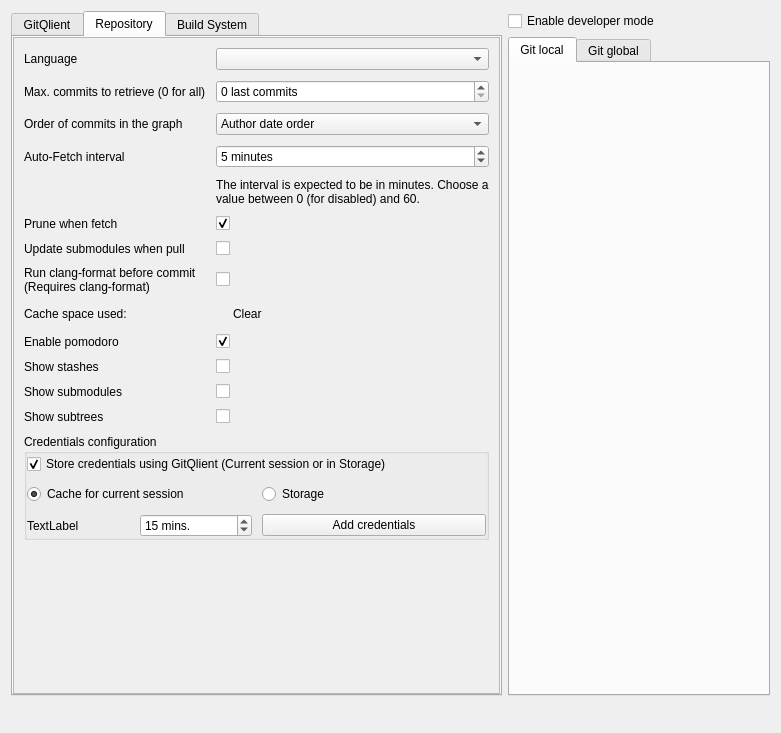
The window that src/big_widgets/ConfigWidget.ui (francescmm/GitQlient) describes before a commit, drawn with Qt 5.
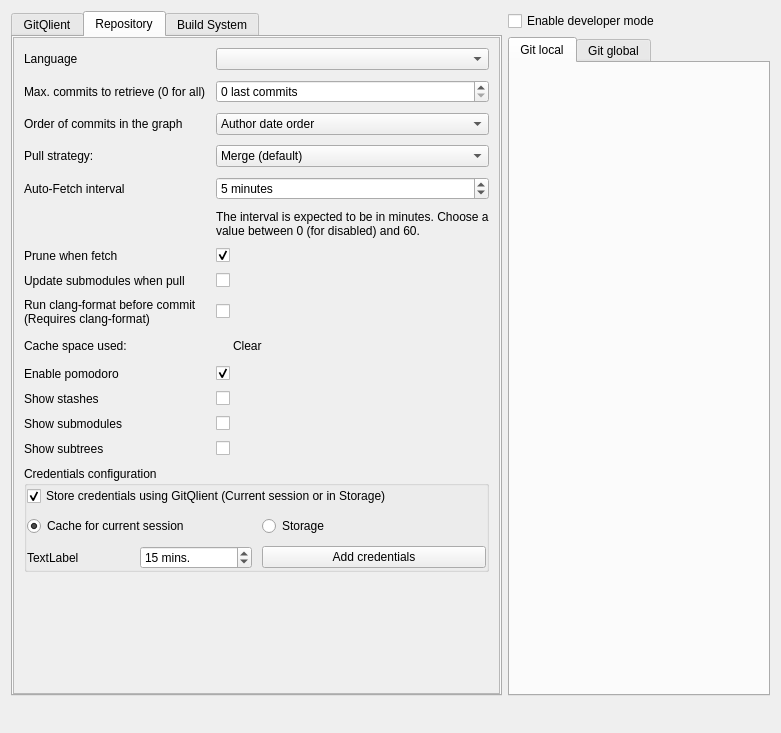
The same window after the commit. The open tabs and pages were chosen to show the change. Custom widgets are drawn as their Qt base class.

Commit message: #220 Adding pull strategy as option

Diff of the .ui file:
```diff
--- a/src/big_widgets/ConfigWidget.ui
+++ b/src/big_widgets/ConfigWidget.ui
@@ -261,8 +261,8 @@
            <rect>
             <x>0</x>
             <y>0</y>
-            <width>565</width>
-            <height>654</height>
+            <width>551</width>
+            <height>666</height>
            </rect>
           </property>
           <layout class="QVBoxLayout" name="verticalLayout_2">
@@ -299,254 +299,14 @@
               <property name="spacing">
                <number>10</number>
               </property>
-              <item row="2" column="1">
-               <widget class="QComboBox" name="cbLogOrder">
-                <item>
-                 <property name="text">
-                  <string>Author date order</string>
-                 </property>
-                </item>
-                <item>
-                 <property name="text">
-                  <string>Date order</string>
-                 </property>
-                </item>
-                <item>
-                 <property name="text">
-                  <string>Topo order</string>
-                 </property>
-                </item>
-               </widget>
-              </item>
-              <item row="5" column="0">
-               <widget class="QLabel" name="label_6">
-                <property name="text">
-                 <string>Prune when fetch</string>
-                </property>
-               </widget>
-              </item>
-              <item row="7" column="0">
-               <widget class="QLabel" name="labelClangFormat">
-                <property name="text">
-                 <string>&lt;html&gt;&lt;head/&gt;&lt;body&gt;&lt;p&gt;Run clang-format before commit&lt;br/&gt;(Requires clang-format)&lt;/p&gt;&lt;/body&gt;&lt;/html&gt;</string>
-                </property>
-               </widget>
-              </item>
-              <item row="11" column="0">
-               <widget class="QLabel" name="label_17">
-                <property name="text">
-                 <string>Show submodules</string>
-                </property>
-               </widget>
-              </item>
-              <item row="10" column="1">
-               <widget class="CheckBox" name="cbStash">
-                <property name="text">
-                 <string/>
-                </property>
-               </widget>
-              </item>
-              <item row="14" column="0">
-               <spacer name="verticalSpacer_3">
-                <property name="orientation">
-                 <enum>Qt::Vertical</enum>
-                </property>
-                <property name="sizeHint" stdset="0">
-                 <size>
-                  <width>20</width>
-                  <height>40</height>
-                 </size>
-                </property>
-               </spacer>
-              </item>
-              <item row="8" column="0">
-               <widget class="QLabel" name="label_5">
-                <property name="text">
-                 <string>Cache space used:</string>
-                </property>
-               </widget>
-              </item>
-              <item row="3" column="0">
+              <item row="4" column="0">
                <widget class="QLabel" name="label_12">
                 <property name="text">
                  <string>Auto-Fetch interval</string>
                 </property>
                </widget>
               </item>
-              <item row="12" column="0">
-               <widget class="QLabel" name="label_18">
-                <property name="text">
-                 <string>Show subtrees</string>
-                </property>
-               </widget>
-              </item>
-              <item row="0" column="1">
-               <widget class="QComboBox" name="cbTranslations"/>
-              </item>
-              <item row="5" column="1">
-               <widget class="CheckBox" name="pruneOnFetch">
-                <property name="text">
-                 <string/>
-                </property>
-                <property name="checked">
-                 <bool>true</bool>
-                </property>
-               </widget>
-              </item>
-              <item row="10" column="0">
-               <widget class="QLabel" name="label_16">
-                <property name="text">
-                 <string>Show stashes</string>
-                </property>
-               </widget>
-              </item>
-              <item row="9" column="0">
-               <widget class="QLabel" name="label_13">
-                <property name="text">
-                 <string>Enable pomodoro</string>
-                </property>
-               </widget>
-              </item>
-              <item row="8" column="1">
-               <layout class="QHBoxLayout" name="horizontalLayout">
-                <property name="spacing">
-                 <number>10</number>
-                </property>
-                <item>
-                 <widget class="QLabel" name="lCacheSize">
-                  <property name="text">
-                   <string/>
-                  </property>
-                 </widget>
-                </item>
-                <item>
-                 <widget class="ButtonLink" name="pbClearCache">
-                  <property name="text">
-                   <string>Clear</string>
-                  </property>
-                 </widget>
-                </item>
-                <item>
-                 <spacer name="horizontalSpacer">
-                  <property name="orientation">
-                   <enum>Qt::Horizontal</enum>
-                  </property>
-                  <property name="sizeHint" stdset="0">
-                   <size>
-                    <width>40</width>
-                    <height>20</height>
-                   </size>
-                  </property>
-                 </spacer>
-                </item>
-               </layout>
-              </item>
-              <item row="6" column="1">
-               <widget class="CheckBox" name="updateOnPull">
-                <property name="text">
-                 <string/>
-                </property>
-               </widget>
-              </item>
-              <item row="1" column="1">
-               <widget class="QSpinBox" name="sbMaxCommits">
-                <property name="suffix">
-                 <string> last commits</string>
-                </property>
-                <property name="maximum">
-                 <number>999999999</number>
-                </property>
-                <property name="singleStep">
-                 <number>10</number>
-                </property>
-                <property name="value">
-                 <number>0</number>
-                </property>
-               </widget>
-              </item>
-              <item row="1" column="0">
-               <widget class="QLabel" name="label_10">
-                <property name="text">
-                 <string>Max. commits to retrieve (0 for all)</string>
-                </property>
-               </widget>
-              </item>
-              <item row="3" column="1">
-               <widget class="QSpinBox" name="autoFetch">
-                <property name="suffix">
-                 <string> minutes</string>
-                </property>
-                <property name="maximum">
-                 <number>60</number>
-                </property>
-                <property name="value">
-                 <number>5</number>
-                </property>
-               </widget>
-              </item>
-              <item row="4" column="1">
-               <widget class="QLabel" name="label_11">
-                <property name="text">
-                 <string>The interval is expected to be in minutes. Choose a value between 0 (for disabled) and 60.</string>
-                </property>
-                <property name="wordWrap">
-                 <bool>true</bool>
-                </property>
-               </widget>
-              </item>
-              <item row="0" column="0">
-               <widget class="QLabel" name="label_8">
-                <property name="text">
-                 <string>Language</string>
-                </property>
-               </widget>
-              </item>
-              <item row="12" column="1">
-               <widget class="CheckBox" name="cbSubtree">
-                <property name="text">
-                 <string/>
-                </property>
-               </widget>
-              </item>
-              <item row="11" column="1">
-               <widget class="CheckBox" name="cbSubmodule">
-                <property name="text">
-                 <string/>
-                </property>
-               </widget>
-              </item>
-              <item row="9" column="1">
-               <widget class="CheckBox" name="cbPomodoroEnabled">
-                <property name="text">
-                 <string/>
-                </property>
-                <property name="checked">
-                 <bool>true</bool>
-                </property>
-               </widget>
-              </item>
-              <item row="7" column="1">
-               <widget class="CheckBox" name="clangFormat">
-                <property name="text">
-                 <string/>
-                </property>
-               </widget>
-              </item>
-              <item row="6" column="0">
-               <widget class="QLabel" name="label_7">
-                <property name="text">
-                 <string>Update submodules when pull</string>
-                </property>
-               </widget>
-              </item>
-              <item row="2" column="0">
-               <widget class="QLabel" name="label_9">
-                <property name="text">
-                 <string>Order of commits in the graph</string>
-                </property>
-               </widget>
-              </item>
-              <item row="13" column="0" colspan="2">
+              <item row="14" column="0" colspan="2">
                <widget class="QGroupBox" name="credentialsFrames">
                 <property name="title">
                  <string>Credentials configuration</string>
@@ -646,6 +406,272 @@
                 </layout>
                </widget>
               </item>
+              <item row="11" column="0">
+               <widget class="QLabel" name="label_16">
+                <property name="text">
+                 <string>Show stashes</string>
+                </property>
+               </widget>
+              </item>
+              <item row="10" column="1">
+               <widget class="CheckBox" name="cbPomodoroEnabled">
+                <property name="text">
+                 <string/>
+                </property>
+                <property name="checked">
+                 <bool>true</bool>
+                </property>
+               </widget>
+              </item>
+              <item row="13" column="0">
+               <widget class="QLabel" name="label_18">
+                <property name="text">
+                 <string>Show subtrees</string>
+                </property>
+               </widget>
+              </item>
+              <item row="7" column="1">
+               <widget class="CheckBox" name="updateOnPull">
+                <property name="text">
+                 <string/>
+                </property>
+               </widget>
+              </item>
+              <item row="10" column="0">
+               <widget class="QLabel" name="label_13">
+                <property name="text">
+                 <string>Enable pomodoro</string>
+                </property>
+               </widget>
+              </item>
+              <item row="11" column="1">
+               <widget class="CheckBox" name="cbStash">
+                <property name="text">
+                 <string/>
+                </property>
+               </widget>
+              </item>
+              <item row="0" column="1">
+               <widget class="QComboBox" name="cbTranslations"/>
+              </item>
+              <item row="12" column="0">
+               <widget class="QLabel" name="label_17">
+                <property name="text">
+                 <string>Show submodules</string>
+                </property>
+               </widget>
+              </item>
+              <item row="12" column="1">
+               <widget class="CheckBox" name="cbSubmodule">
+                <property name="text">
+                 <string/>
+                </property>
+               </widget>
+              </item>
+              <item row="7" column="0">
+               <widget class="QLabel" name="label_7">
+                <property name="text">
+                 <string>Update submodules when pull</string>
+                </property>
+               </widget>
+              </item>
+              <item row="13" column="1">
+               <widget class="CheckBox" name="cbSubtree">
+                <property name="text">
+                 <string/>
+                </property>
+               </widget>
+              </item>
+              <item row="1" column="0">
+               <widget class="QLabel" name="label_10">
+                <property name="text">
+                 <string>Max. commits to retrieve (0 for all)</string>
+                </property>
+               </widget>
+              </item>
+              <item row="2" column="0">
+               <widget class="QLabel" name="label_9">
+                <property name="text">
+                 <string>Order of commits in the graph</string>
+                </property>
+               </widget>
+              </item>
+              <item row="2" column="1">
+               <widget class="QComboBox" name="cbLogOrder">
+                <item>
+                 <property name="text">
+                  <string>Author date order</string>
+                 </property>
+                </item>
+                <item>
+                 <property name="text">
+                  <string>Date order</string>
+                 </property>
+                </item>
+                <item>
+                 <property name="text">
+                  <string>Topo order</string>
+                 </property>
+                </item>
+               </widget>
+              </item>
+              <item row="8" column="0">
+               <widget class="QLabel" name="labelClangFormat">
+                <property name="text">
+                 <string>&lt;html&gt;&lt;head/&gt;&lt;body&gt;&lt;p&gt;Run clang-format before commit&lt;br/&gt;(Requires clang-format)&lt;/p&gt;&lt;/body&gt;&lt;/html&gt;</string>
+                </property>
+               </widget>
+              </item>
+              <item row="9" column="0">
+               <widget class="QLabel" name="label_5">
+                <property name="text">
+                 <string>Cache space used:</string>
+                </property>
+               </widget>
+              </item>
+              <item row="6" column="1">
+               <widget class="CheckBox" name="pruneOnFetch">
+                <property name="text">
+                 <string/>
+                </property>
+                <property name="checked">
+                 <bool>true</bool>
+                </property>
+               </widget>
+              </item>
+              <item row="5" column="1">
+               <widget class="QLabel" name="label_11">
+                <property name="text">
+                 <string>The interval is expected to be in minutes. Choose a value between 0 (for disabled) and 60.</string>
+                </property>
+                <property name="wordWrap">
+                 <bool>true</bool>
+                </property>
+               </widget>
+              </item>
+              <item row="4" column="1">
+               <widget class="QSpinBox" name="autoFetch">
+                <property name="suffix">
+                 <string> minutes</string>
+                </property>
+                <property name="maximum">
+                 <number>60</number>
+                </property>
+                <property name="value">
+                 <number>5</number>
+                </property>
+               </widget>
+              </item>
+              <item row="1" column="1">
+               <widget class="QSpinBox" name="sbMaxCommits">
+                <property name="suffix">
+                 <string> last commits</string>
+                </property>
+                <property name="maximum">
+                 <number>999999999</number>
+                </property>
+                <property name="singleStep">
+                 <number>10</number>
+                </property>
+                <property name="value">
+                 <number>0</number>
+                </property>
+               </widget>
+              </item>
+              <item row="0" column="0">
+               <widget class="QLabel" name="label_8">
+                <property name="text">
+                 <string>Language</string>
+                </property>
+               </widget>
+              </item>
+              <item row="8" column="1">
+               <widget class="CheckBox" name="clangFormat">
+                <property name="text">
+                 <string/>
+                </property>
+               </widget>
+              </item>
+              <item row="15" column="0">
+               <spacer name="verticalSpacer_3">
+                <property name="orientation">
+                 <enum>Qt::Vertical</enum>
+                </property>
+                <property name="sizeHint" stdset="0">
+                 <size>
+                  <width>20</width>
+                  <height>40</height>
+                 </size>
+                </property>
+               </spacer>
+              </item>
+              <item row="6" column="0">
+               <widget class="QLabel" name="label_6">
+                <property name="text">
+                 <string>Prune when fetch</string>
+                </property>
+               </widget>
+              </item>
+              <item row="9" column="1">
+               <layout class="QHBoxLayout" name="horizontalLayout">
+                <property name="spacing">
+                 <number>10</number>
+                </property>
+                <item>
+                 <widget class="QLabel" name="lCacheSize">
+                  <property name="text">
+                   <string/>
+                  </property>
+                 </widget>
+                </item>
+                <item>
+                 <widget class="ButtonLink" name="pbClearCache">
+                  <property name="text">
+                   <string>Clear</string>
+                  </property>
+                 </widget>
+                </item>
+                <item>
+                 <spacer name="horizontalSpacer">
+                  <property name="orientation">
+                   <enum>Qt::Horizontal</enum>
+                  </property>
+                  <property name="sizeHint" stdset="0">
+                   <size>
+                    <width>40</width>
+                    <height>20</height>
+                   </size>
+                  </property>
+                 </spacer>
+                </item>
+               </layout>
+              </item>
+              <item row="3" column="0">
+               <widget class="QLabel" name="label_20">
+                <property name="text">
+                 <string>Pull strategy:</string>
+                </property>
+               </widget>
+              </item>
+              <item row="3" column="1">
+               <widget class="QComboBox" name="cbPullStrategy">
+                <item>
+                 <property name="text">
+                  <string>Merge (default)</string>
+                 </property>
+                </item>
+                <item>
+                 <property name="text">
+                  <string>Rebase</string>
+                 </property>
+                </item>
+                <item>
+                 <property name="text">
+                  <string>Fast-forward only</string>
+                 </property>
+                </item>
+               </widget>
+              </item>
              </layout>
             </widget>
            </item>
```
Left out of the diff: 2 changed lines with no effect on the pictures. The commit also changes 8 other files.
